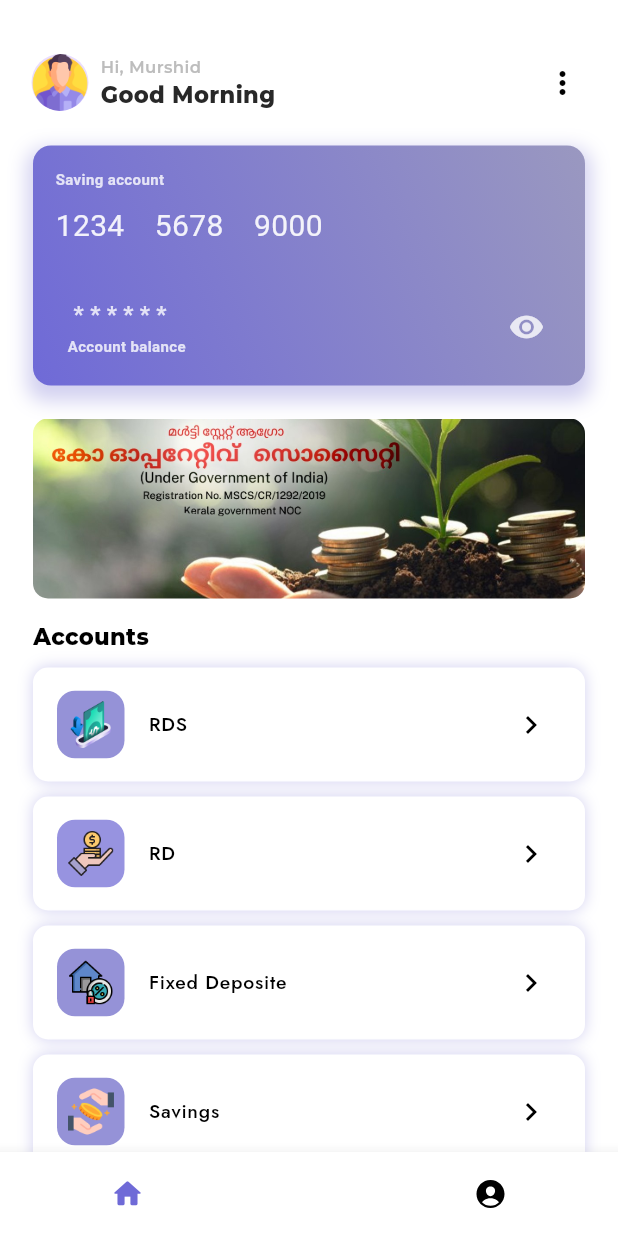
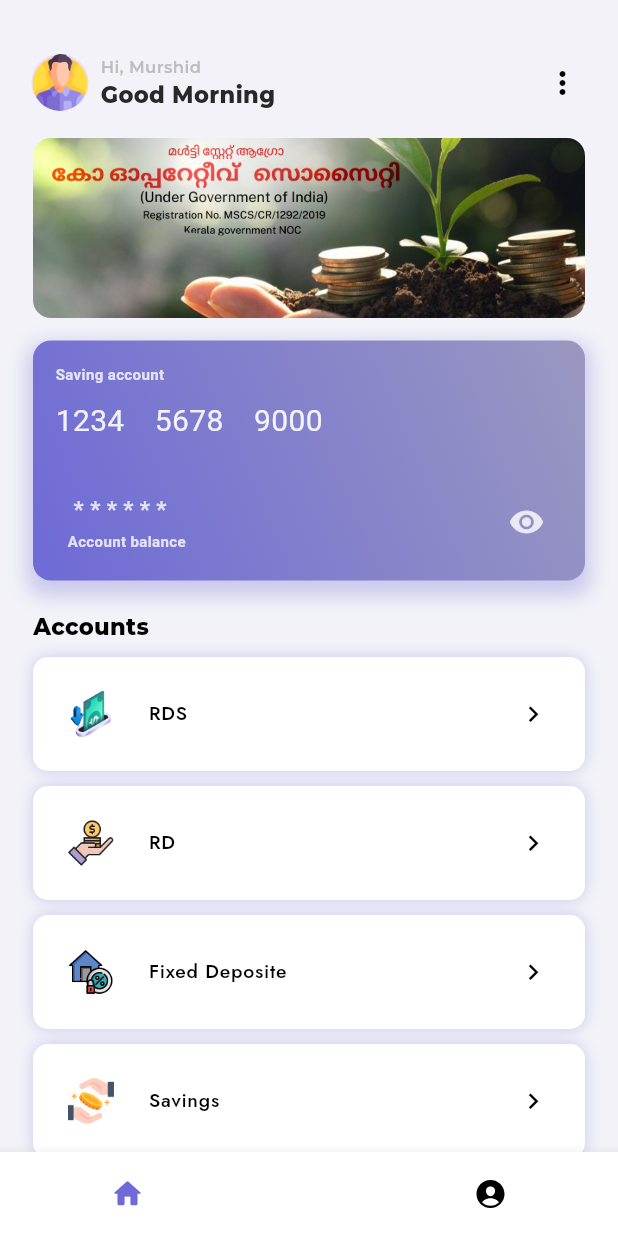
Before and after one commit to whitesoft2024/malabar_cstomer, a Flutter app: the screen it shows after launch, after a tap on "Log In", on a phone screen of 412 x 824 dp. Run offline on Flutter 3.47's test engine with Material 3 defaults, Android fonts, the phone set to English and light mode, and no system bars; drawn by our look-alikes of animated_bottom_navigation_bar; our stand-ins replace google_fonts, ionicons; Roboto replaces fonts that are missing (Varela).

Commit message:
home screen completed

```diff
--- a/lib/screens/dashboard.dart
+++ b/lib/screens/dashboard.dart
@@ -49,7 +49,7 @@ class _DashbaordPageState extends State<DashbaordPage> {
   @override
   Widget build(BuildContext context) {
     return Scaffold(
-      backgroundColor: primary,
+      backgroundColor: Color(0xFFF2F2F8),
       body: getBody(),
     );
   }
@@ -103,13 +103,35 @@ class _DashbaordPageState extends State<DashbaordPage> {
         // ),
 
         Container(
+          margin: EdgeInsets.symmetric(vertical: 5,horizontal: 22),
+          height: 120,
           width: double.infinity,
-          margin: EdgeInsets.only(bottom: 22,left: 22,right: 22,top: 10),
+          decoration: BoxDecoration(
+              borderRadius: BorderRadius.circular(12)
+          ),
+          child: ClipRRect(
+            borderRadius: BorderRadius.circular(12),
+            child: PageView(
+              scrollDirection: Axis.horizontal,
+              controller: _pageController,
+              children: [
+                Image.asset('assets/images/AD1.jpg', fit: BoxFit.cover),
+                Image.asset('assets/images/AD2.jpg', fit: BoxFit.cover),
+                Image.asset('assets/images/AD3.jpg', fit: BoxFit.cover),
+                Image.asset('assets/images/AD4.jpg', fit: BoxFit.cover),
+              ],
+            ),
+          ),
+        ),
+
+        Container(
+          width: double.infinity,
+          margin: EdgeInsets.only(bottom: 5,left: 22,right: 22,top: 10),
           height: 160,
           decoration: BoxDecoration(
             gradient: LinearGradient(
               colors: [
-                Color(0xFF6F6AD7),
+                Color(0xFF6E6AD7),
                 Color(0xFF9A98C0),],
               begin: Alignment.bottomLeft,
               end: Alignment.topRight,
@@ -117,7 +139,7 @@ class _DashbaordPageState extends State<DashbaordPage> {
             borderRadius: BorderRadius.circular(12),
             boxShadow: [
               BoxShadow(
-                color:Color(0xFF8F8BDA).withOpacity(0.4),
+                color:const Color(0xFF8F8BDA).withOpacity(0.4),
                 spreadRadius: 4,
                 blurRadius: 10,
                 offset: Offset(0, 6), // changes position of shadow
@@ -195,27 +217,6 @@ class _DashbaordPageState extends State<DashbaordPage> {
           ),
         ),
 
-        Container(
-          margin: EdgeInsets.symmetric(horizontal: 22),
-          height: 120,
-          width: double.infinity,
-          decoration: BoxDecoration(
-              borderRadius: BorderRadius.circular(10)
-          ),
-          child: ClipRRect(
-            borderRadius: BorderRadius.circular(10),
-            child: PageView(
-              scrollDirection: Axis.horizontal,
-              controller: _pageController,
-              children: [
-                Image.asset('assets/images/AD1.jpg', fit: BoxFit.cover),
-                Image.asset('assets/images/AD2.jpg', fit: BoxFit.cover),
-                Image.asset('assets/images/AD3.jpg', fit: BoxFit.cover),
-                Image.asset('assets/images/AD4.jpg', fit: BoxFit.cover),
-              ],
-            ),
-          ),
-        ),
 
         // Container(
         //   width: double.infinity,
@@ -317,27 +318,27 @@ class _DashbaordPageState extends State<DashbaordPage> {
               Accounts(() {
                 Navigator.push(context,
                     MaterialPageRoute(builder: (context) => CardPage()));
-              }, "assets/images/deposit 1.png", "RDS",Color(0xFF9592D7)),
+              }, "assets/images/deposit 1.png", "RDS",Color(0xFFFFFFFF)),
 
               Accounts(() {
                 Navigator.push(context,
                     MaterialPageRoute(builder: (context) => CardPage()));
-              }, "assets/images/rd.png", "RD",Color(0xFF9793E0)),
+              }, "assets/images/rd.png", "RD",Color(0xFFFFFFFF)),
 
               Accounts(() {
                 Navigator.push(context,
                     MaterialPageRoute(builder: (context) => CardPage()));
-              }, "assets/images/rate.png", "Fixed Deposite",Color(0xFF9592D7)),
+              }, "assets/images/rate.png", "Fixed Deposite",Color(0xFFFFFFFF)),
 
               Accounts(() {
                 Navigator.push(context,
                     MaterialPageRoute(builder: (context) => CardPage()));
-              }, "assets/images/saving.png", "Savings",Color(0xFF9592D7)),
+              }, "assets/images/saving.png", "Savings",Color(0xFFFFFFFF)),
 
               Accounts(() {
                 Navigator.push(context,
                     MaterialPageRoute(builder: (context) => CardPage()));
-              }, "assets/images/groups.png", "GDCS",Color(0xFF9592D7))
+              }, "assets/images/groups.png", "GDCS",Color(0xFFFFFFFF))
             ],
           ),
         ],
@@ -378,6 +379,7 @@ class _DashbaordPageState extends State<DashbaordPage> {
           ),
         ),
         trailing: const Icon(
+          size: 21,
           Icons.keyboard_arrow_right,
           color: Colors.black, // Use Colors.black instead of black
         ),
```
